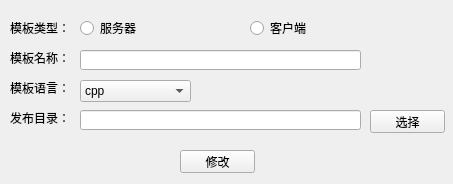
aywfelix/ProtoExcelTool, file designer/ui/modify_tmpl.ui: the form before one commit.
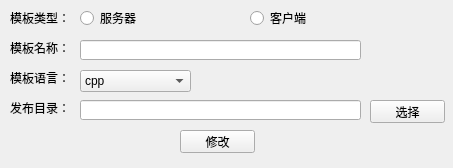
The form after the commit.

```diff
--- a/designer/ui/modify_tmpl.ui
+++ b/designer/ui/modify_tmpl.ui
@@ -7,7 +7,7 @@
     <x>0</x>
     <y>0</y>
     <width>453</width>
-    <height>184</height>
+    <height>168</height>
    </rect>
   </property>
   <property name="windowTitle">
@@ -17,7 +17,7 @@
    <property name="geometry">
     <rect>
      <x>10</x>
-     <y>50</y>
+     <y>40</y>
      <width>61</width>
      <height>16</height>
     </rect>
@@ -30,7 +30,7 @@
    <property name="geometry">
     <rect>
      <x>10</x>
-     <y>80</y>
+     <y>70</y>
      <width>61</width>
      <height>16</height>
     </rect>
@@ -43,7 +43,7 @@
    <property name="geometry">
     <rect>
      <x>10</x>
-     <y>110</y>
+     <y>100</y>
      <width>61</width>
      <height>16</height>
     </rect>
@@ -56,7 +56,7 @@
    <property name="geometry">
     <rect>
      <x>180</x>
-     <y>150</y>
+     <y>130</y>
      <width>75</width>
      <height>23</height>
     </rect>
@@ -69,7 +69,7 @@
    <property name="geometry">
     <rect>
      <x>80</x>
-     <y>50</y>
+     <y>40</y>
      <width>281</width>
      <height>20</height>
     </rect>
@@ -79,7 +79,7 @@
    <property name="geometry">
     <rect>
      <x>80</x>
-     <y>80</y>
+     <y>70</y>
      <width>111</width>
      <height>22</height>
     </rect>
@@ -109,7 +109,7 @@
    <property name="geometry">
     <rect>
      <x>80</x>
-     <y>110</y>
+     <y>100</y>
      <width>281</width>
      <height>20</height>
     </rect>
@@ -122,7 +122,7 @@
    <property name="geometry">
     <rect>
      <x>370</x>
-     <y>110</y>
+     <y>100</y>
      <width>75</width>
      <height>23</height>
     </rect>
@@ -135,7 +135,7 @@
    <property name="geometry">
     <rect>
      <x>250</x>
-     <y>20</y>
+     <y>10</y>
      <width>89</width>
      <height>16</height>
     </rect>
@@ -148,7 +148,7 @@
    <property name="geometry">
     <rect>
      <x>10</x>
-     <y>20</y>
+     <y>10</y>
      <width>61</width>
      <height>16</height>
     </rect>
@@ -161,7 +161,7 @@
    <property name="geometry">
     <rect>
      <x>80</x>
-     <y>20</y>
+     <y>10</y>
      <width>89</width>
      <height>16</height>
     </rect>
```
Left out of the diff: 5 changed lines with no effect on the pictures.
